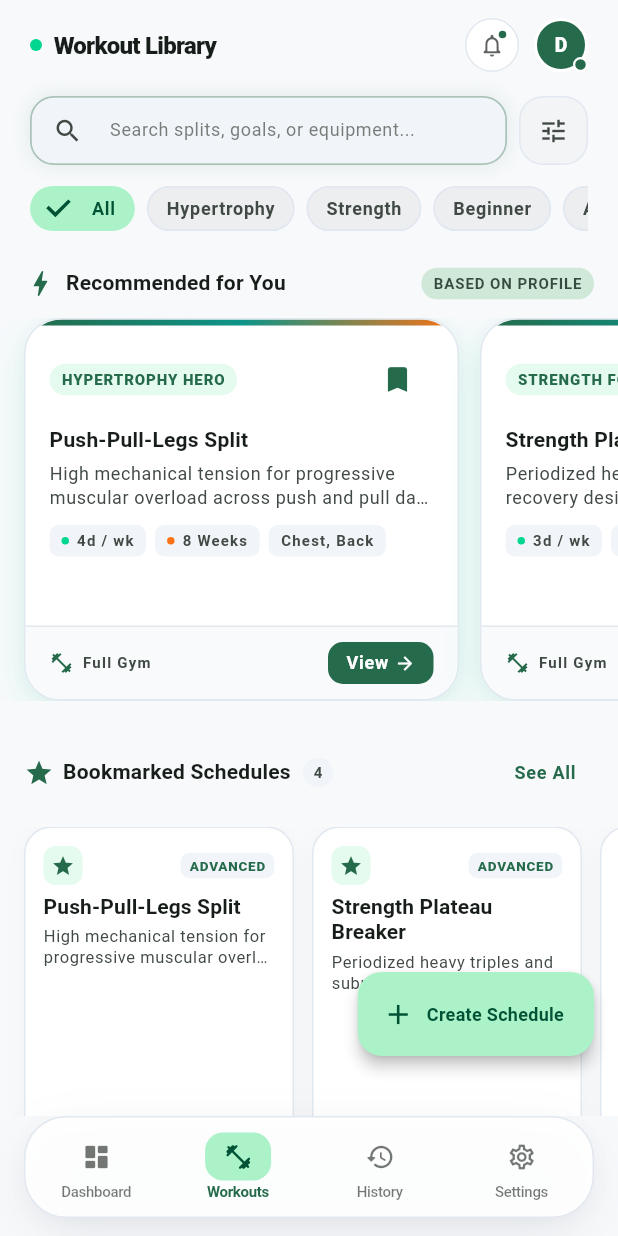
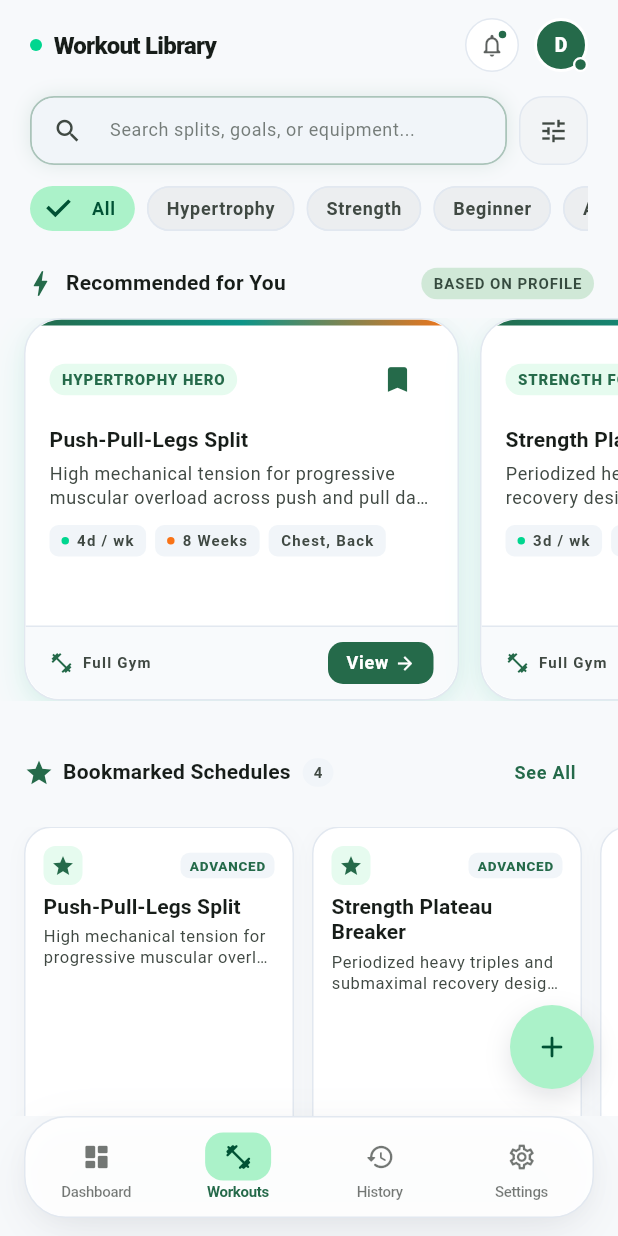
Before and after one commit to MasterDineth/FitTrack, a Flutter app: the WorkoutsScreen screen opened by its route, on a phone screen of 412 x 824 dp. Run offline on Flutter 3.47's test engine with Material 3 defaults, Android fonts, the phone set to English and light mode, and no system bars; drawn by our look-alikes of dynamic_color; our stand-ins replace flutter_riverpod, freezed_annotation, go_router, image_picker, local_auth, riverpod_annotation and 2 more; accounts and stored records are empty; generated files the repository leaves out were written again; Roboto replaces fonts that are missing (Plus Jakarta Sans).

Commit message:
Refine workouts FAB expand/collapse behavior
Reworked the Workouts screen FAB from scroll-driven expansion to an intentional tap interaction. The FAB now starts collapsed, expands on first tap with haptic feedback, auto-collapses after 3 seconds, collapses when tapping outside or scrolling, and navigates to create schedule when tapped while expanded. Also replaced `FloatingActionButton.extended` with a custom animated FAB container for smoother size and styling transitions.

```diff
--- a/fittrack/lib/presentation/screens/workouts_screen.dart
+++ b/fittrack/lib/presentation/screens/workouts_screen.dart
@@ -1,6 +1,8 @@
+import 'dart:async';
 import 'dart:io';
 import 'package:flutter/material.dart';
 import 'package:flutter/rendering.dart';
+import 'package:flutter/services.dart';
 import 'package:flutter_riverpod/flutter_riverpod.dart';
 import 'package:go_router/go_router.dart';
 
@@ -18,7 +20,6 @@ import '../providers/user_profile_provider.dart';
 ///   * Default Browse layout when search is inactive.
 ///   * Search Active layout when search input is focused or a category filter is selected.
 /// - Expandable bookmarks with "See All" / "Collapse" toggle (horizontal list vs 2-column grid).
-/// - FAB collapsing on scroll down via `ScrollController`.
 /// - Full bookmark toggling and routing to `/workouts/detail` with deep extra data.
 /// - 120px bottom padding to clear the floating FAB and persistent dock.
 class WorkoutsScreen extends ConsumerStatefulWidget {
@@ -35,7 +36,8 @@ class _WorkoutsScreenState extends ConsumerState<WorkoutsScreen> {
 
   bool _isSearchActive = false;
   bool _expandBookmarks = false;
-  bool _isFabExtended = true;
+  bool _isFabExtended = false;
+  Timer? _fabCollapseTimer;
 
   static const _filterOptions = <String>[
     'All',
@@ -64,23 +66,11 @@ class _WorkoutsScreenState extends ConsumerState<WorkoutsScreen> {
         setState(() {});
       }
     });
-
-    _scrollController.addListener(() {
-      final direction = _scrollController.position.userScrollDirection;
-      if (direction == ScrollDirection.reverse && _isFabExtended) {
-        setState(() {
-          _isFabExtended = false;
-        });
-      } else if (direction == ScrollDirection.forward && !_isFabExtended) {
-        setState(() {
-          _isFabExtended = true;
-        });
-      }
-    });
   }
 
   @override
   void dispose() {
+    _fabCollapseTimer?.cancel();
     _searchController.dispose();
     _searchFocusNode.dispose();
     _scrollController.dispose();
@@ -95,8 +85,105 @@ class _WorkoutsScreenState extends ConsumerState<WorkoutsScreen> {
     ref.read(schedulesNotifierProvider.notifier).updateSort(SortOption.relevant);
     setState(() {
       _isSearchActive = false;
-      _isFabExtended = true;
     });
+  }
+
+  void _expandFab() {
+    _fabCollapseTimer?.cancel();
+    setState(() => _isFabExtended = true);
+    _fabCollapseTimer = Timer(const Duration(seconds: 3), () {
+      if (mounted && _isFabExtended) {
+        setState(() => _isFabExtended = false);
+      }
+    });
+  }
+
+  void _collapseFab() {
+    _fabCollapseTimer?.cancel();
+    if (_isFabExtended) {
+      setState(() => _isFabExtended = false);
+    }
+  }
+
+  void _handleFabTap() {
+    HapticFeedback.lightImpact();
+    if (_isFabExtended) {
+      _collapseFab();
+      context.push('/workouts/create-schedule');
+    } else {
+      _expandFab();
+    }
+  }
+
+  Widget _buildFAB(BuildContext context) {
+    final theme = Theme.of(context);
+    final colorScheme = theme.colorScheme;
+    final isDark = theme.brightness == Brightness.dark;
+
+    return TapRegion(
+      onTapOutside: (_) => _collapseFab(),
+      child: Padding(
+        padding: const EdgeInsets.only(bottom: 2.0),
+        child: AnimatedContainer(
+          duration: const Duration(milliseconds: 300),
+          curve: Curves.fastOutSlowIn,
+          height: 56,
+          decoration: BoxDecoration(
+            color: colorScheme.primaryContainer,
+            borderRadius: BorderRadius.circular(28),
+            boxShadow: [
+              BoxShadow(
+                color: colorScheme.shadow.withValues(alpha: isDark ? 0.35 : 0.15),
+                blurRadius: 16,
+                spreadRadius: -2,
+                offset: const Offset(0, 6),
+              ),
+            ],
+          ),
+          child: Material(
+            color: Colors.transparent,
+            borderRadius: BorderRadius.circular(28),
+            child: InkWell(
+              borderRadius: BorderRadius.circular(28),
+              onTap: _handleFabTap,
+              child: AnimatedSize(
+                duration: const Duration(milliseconds: 300),
+                curve: Curves.fastOutSlowIn,
+                child: Padding(
+                  padding: const EdgeInsets.symmetric(horizontal: 16),
+                  child: Row(
+                    mainAxisSize: MainAxisSize.min,
+                    children: [
+                      Icon(
+                        Icons.add_rounded,
+                        size: 24,
+                        color: colorScheme.onPrimaryContainer,
+                      ),
+                      if (_isFabExtended) ...[
+                        const SizedBox(width: 8),
+                        Text(
+                          'Create Schedule',
+                          maxLines: 1,
+                          softWrap: false,
+                          overflow: TextOverflow.clip,
+                          style: TextStyle(
+                            fontSize: 14,
+                            fontWeight: FontWeight.bold,
+                            letterSpacing: 0.2,
+                            color: colorScheme.onPrimaryContainer,
+                          ),
+                        ),
+                        const SizedBox(width: 4),
+                      ],
+                    ],
+                  ),
+                ),
+              ),
+            ),
+          ),
+        ),
+      ),
+    );
   }
 
   String _sortLabel(SortOption sort) {
@@ -141,41 +228,15 @@ class _WorkoutsScreenState extends ConsumerState<WorkoutsScreen> {
       },
       child: Scaffold(
       backgroundColor: theme.scaffoldBackgroundColor,
-      floatingActionButton: Padding(
-        padding: const EdgeInsets.only(bottom: 24.0),
-        child: FloatingActionButton.extended(
-          isExtended: _isFabExtended,
-          onPressed: () => context.push('/workouts/create-schedule'),
-          icon: const Icon(Icons.add, size: 22),
-          label: const Text(
-            'Create Schedule',
-            style: TextStyle(fontWeight: FontWeight.bold, letterSpacing: 0.2),
-          ),
-          backgroundColor: theme.colorScheme.primaryContainer,
-          foregroundColor: theme.colorScheme.onPrimaryContainer,
-          elevation: 4,
-        ),
-      ),
+      floatingActionButton: _buildFAB(context),
       body: SafeArea(
         bottom: false,
         child: NotificationListener<ScrollNotification>(
           onNotification: (notification) {
-            if (notification is UserScrollNotification) {
-              if (notification.direction == ScrollDirection.reverse && _isFabExtended) {
-                setState(() => _isFabExtended = false);
-              } else if (notification.direction == ScrollDirection.forward && !_isFabExtended) {
-                setState(() => _isFabExtended = true);
-              }
-            } else if (notification is ScrollUpdateNotification) {
-              final delta = notification.scrollDelta ?? 0;
-              if (delta > 2 && _isFabExtended) {
-                setState(() => _isFabExtended = false);
-              } else if (delta < -2 && !_isFabExtended) {
-                setState(() => _isFabExtended = true);
-              }
-              if (notification.metrics.pixels <= 10 && !_isFabExtended) {
-                setState(() => _isFabExtended = true);
-              }
+            if (_isFabExtended &&
+                notification is UserScrollNotification &&
+                notification.direction != ScrollDirection.idle) {
+              _collapseFab();
             }
             return false;
           },
```
